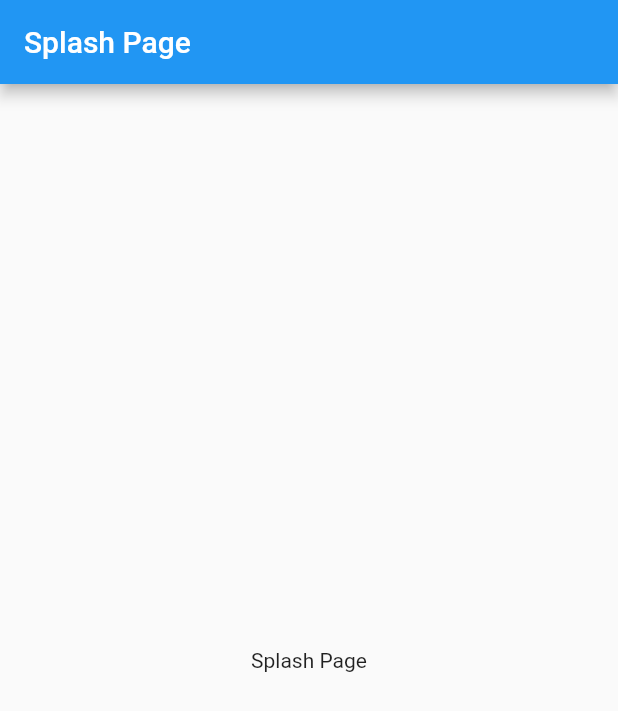
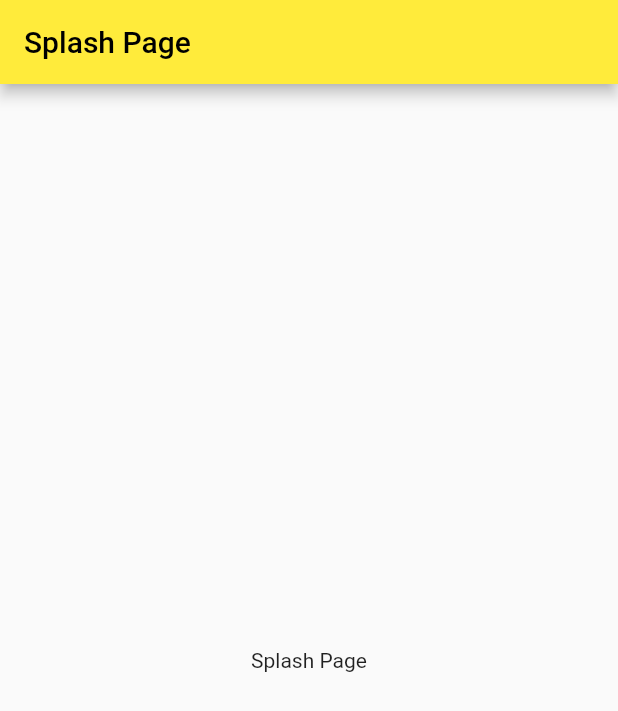
Before and after one commit to afgprogrammer/Flutter-ecommerce-app-with-getx, a Flutter app: the screen it shows after launch, on a phone screen of 412 x 824 dp. Shown: the top 711 px of the screen. Run offline on Flutter 3.47's test engine with Material 2 defaults, Android fonts, the phone set to English and light mode, and no system bars; our stand-ins replace get.

Commit message:
Add themes class

```diff
--- a/lib/main.dart
+++ b/lib/main.dart
@@ -1,3 +1,4 @@
+import 'package:day59/themes/Themes.dart';
 import 'package:get/get.dart';
 import 'package:flutter/material.dart';
 import 'package:day59/AppBinding.dart';
@@ -12,15 +13,9 @@ class App extends StatelessWidget {
   Widget build(BuildContext context) {
     return GetMaterialApp(
       debugShowCheckedModeBanner: false,
-      title: 'Flutter Demo',
-      theme: ThemeData(
-        primarySwatch: Colors.blue,
-        visualDensity: VisualDensity.adaptivePlatformDensity,
-      ),
-      darkTheme: ThemeData(
-        primarySwatch: Colors.yellow,
-        visualDensity: VisualDensity.adaptivePlatformDensity,
-      ),
+      title: 'Flutter e-commerce app',
+      theme: Themes.lightTheme,
+      darkTheme: Themes.darkTheme,
       getPages: Routes.routes,
       initialRoute: Routes.INITIAL,
       initialBinding: AppBinding(),
--- /dev/null
+++ b/lib/themes/Themes.dart
@@ -0,0 +1,13 @@
+import 'package:flutter/material.dart';
+
+class Themes {
+  static ThemeData lightTheme = ThemeData(
+    primarySwatch: Colors.yellow,
+    brightness: Brightness.light
+  );
+
+  static ThemeData darkTheme = ThemeData(
+    primarySwatch: Colors.blue,
+    brightness: Brightness.dark
+  );
+}
```
